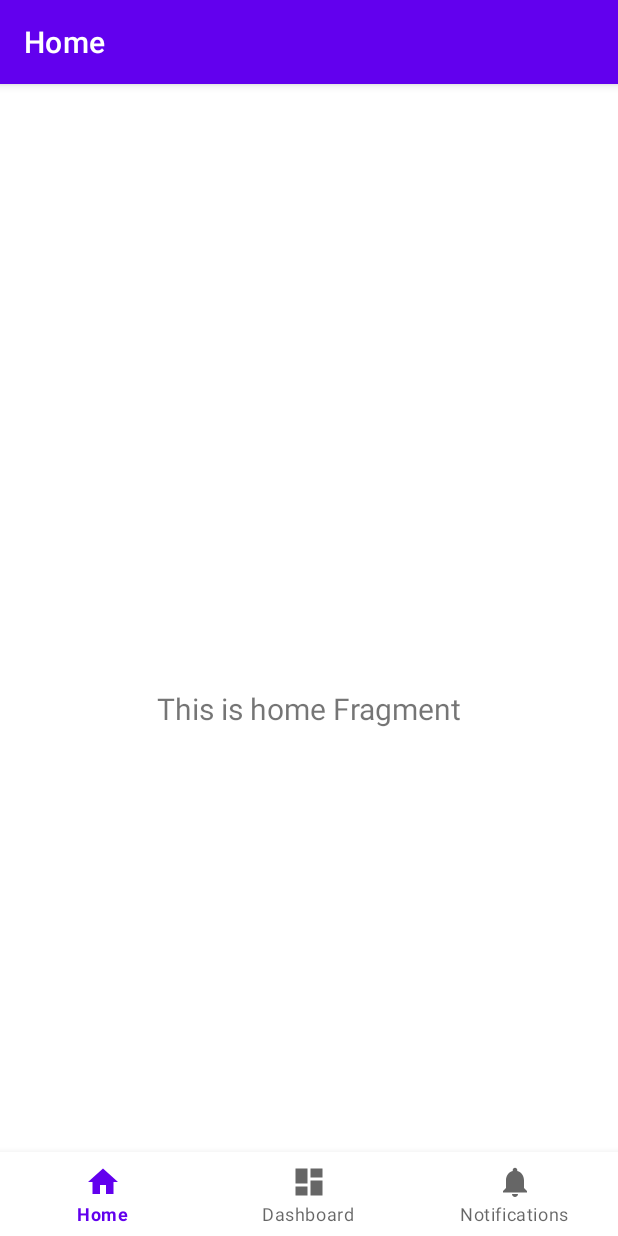
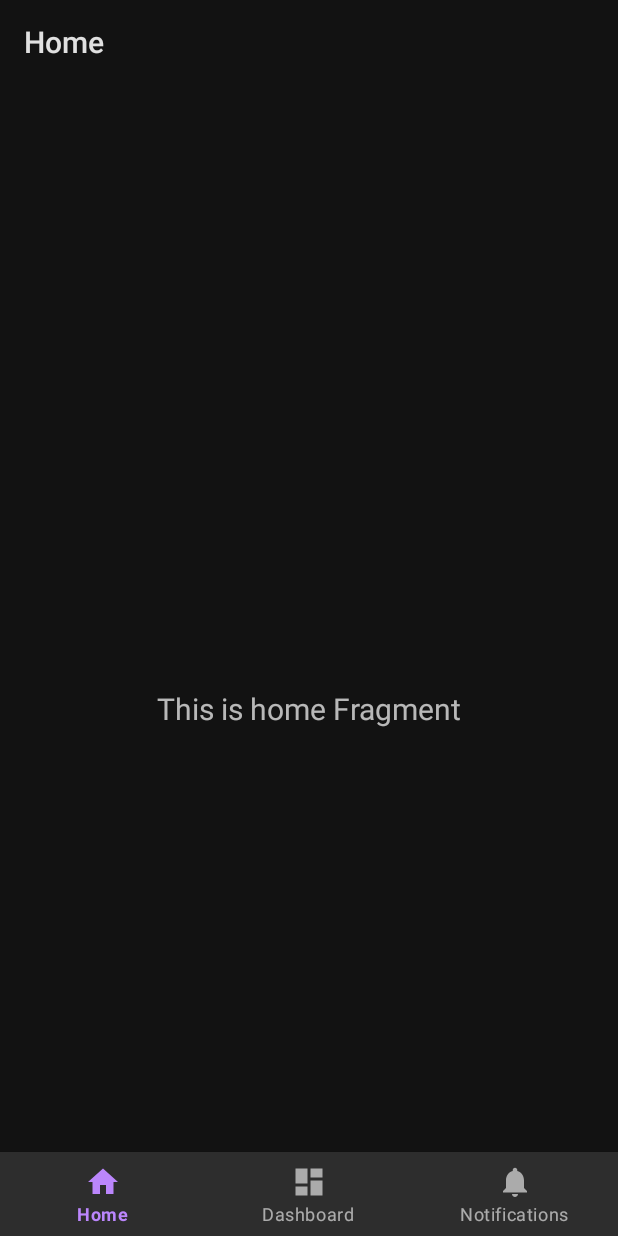
Before and after one commit to ImnIrdst/iiCnma, an Android app: the screen it shows after launch (MainActivity), on a phone screen of 412 x 824 dp. Run offline under Robolectric (Android 15) with nearby library versions, the phone set to English and light mode, and no system bars; our stand-ins replace navigation-ui.

Commit message:
Set dark theme as default

```diff
--- a/app/src/main/java/com/imn/iicnma/MainActivity.kt
+++ b/app/src/main/java/com/imn/iicnma/MainActivity.kt
@@ -1,12 +1,13 @@
 package com.imn.iicnma
 
 import android.os.Bundle
-import com.google.android.material.bottomnavigation.BottomNavigationView
 import androidx.appcompat.app.AppCompatActivity
+import androidx.appcompat.app.AppCompatDelegate
 import androidx.navigation.findNavController
 import androidx.navigation.ui.AppBarConfiguration
 import androidx.navigation.ui.setupActionBarWithNavController
 import androidx.navigation.ui.setupWithNavController
+import com.google.android.material.bottomnavigation.BottomNavigationView
 
 class MainActivity : AppCompatActivity() {
 
@@ -14,10 +15,9 @@ class MainActivity : AppCompatActivity() {
         super.onCreate(savedInstanceState)
         setContentView(R.layout.activity_main)
         val navView: BottomNavigationView = findViewById(R.id.nav_view)
-
+        // TODO handle this better
+        AppCompatDelegate.setDefaultNightMode(AppCompatDelegate.MODE_NIGHT_YES)
         val navController = findNavController(R.id.nav_host_fragment)
-        // Passing each menu ID as a set of Ids because each
-        // menu should be considered as top level destinations.
         val appBarConfiguration = AppBarConfiguration(
             setOf(
                 R.id.navigation_home, R.id.navigation_dashboard, R.id.navigation_notifications
--- a/app/src/main/res/values-night/themes.xml
+++ b/app/src/main/res/values-night/themes.xml
@@ -10,7 +10,7 @@
         <item name="colorSecondaryVariant">@color/teal_200</item>
         <item name="colorOnSecondary">@color/black</item>
         <!-- Status bar color. -->
-        <item name="android:statusBarColor" tools:targetApi="l">?attr/colorPrimaryVariant</item>
+        <item name="android:statusBarColor" tools:targetApi="l">?attr/backgroundColor</item>
         <!-- Customize your theme here. -->
     </style>
 </resources>
```
